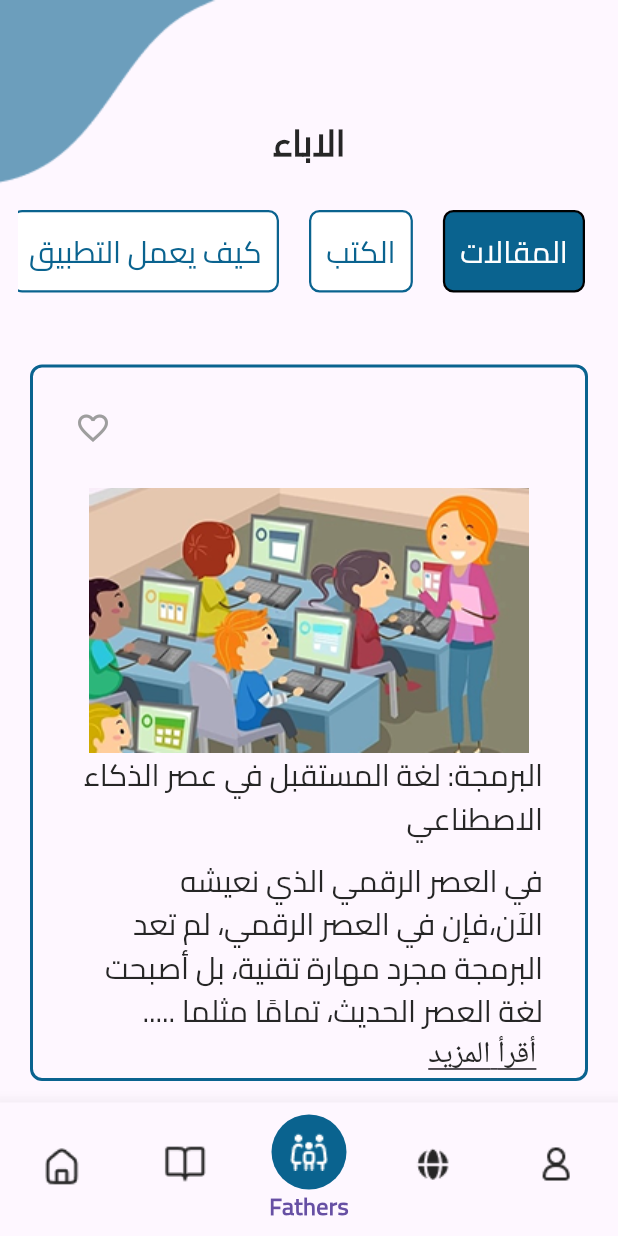
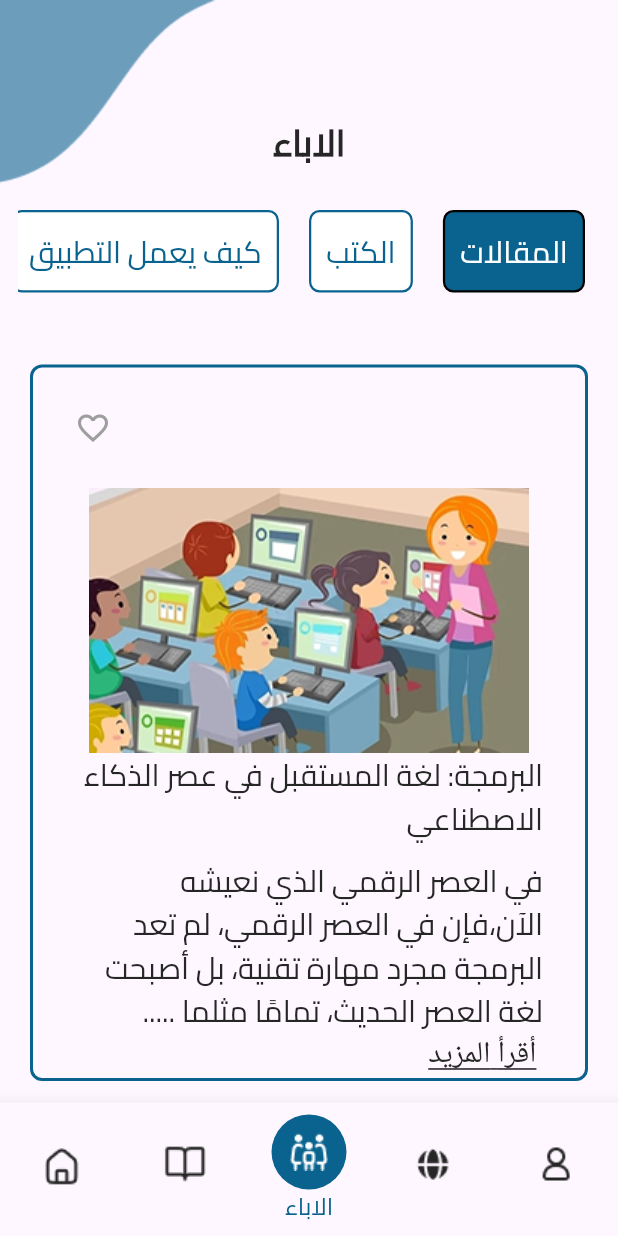
Before and after one commit to Ibrahim8545/Future_Coders, a Flutter app: the MainLayout screen opened by its route, item 3 of the bottom bar chosen, on a phone screen of 412 x 824 dp. Run offline on Flutter 3.47's test engine with Material 3 defaults, Android fonts, the phone set to English and light mode, and no system bars; drawn by our look-alikes of buttons_tabbar; our stand-ins replace flutter_otp_text_field, flutter_screenutil, font_awesome_flutter, smooth_page_indicator, syncfusion_flutter_charts, youtube_player_flutter.

Commit message:
refactoring code

```diff
--- a/lib/core/utils/assets_manager.dart
+++ b/lib/core/utils/assets_manager.dart
@@ -32,6 +32,8 @@ abstract class ImageAssets{
   static const String memory ="$imagePath/memory.png";
   static const String puzzel ="$imagePath/puzzel.png";
   static const String scrabble ="$imagePath/scrabble.png";
+  static const String exit ="$imagePath/exit.png";
+  static const String redImg ="$imagePath/redImg.png";
 
 }
 
--- a/lib/core/utils/components/build_bottom_navigation_bar.dart
+++ b/lib/core/utils/components/build_bottom_navigation_bar.dart
@@ -6,7 +6,8 @@ import 'package:flutter/material.dart';
 
 BottomNavigationBar buildBottomNavigationBar(int currentIndex,changeSelectedIndex) {
   return BottomNavigationBar(
-    selectedLabelStyle: getBoldStyle(color: const Color(0xff0A638F),fontSize: 16),
+    selectedItemColor: ColorManager.primary700,
+    selectedLabelStyle: getMediumStyle(color: ColorManager.primary700,fontSize: 16),
     currentIndex: currentIndex,
     onTap: changeSelectedIndex,
     type: BottomNavigationBarType.fixed,
@@ -15,11 +16,11 @@ BottomNavigationBar buildBottomNavigationBar(int currentIndex,changeSelectedInde
     showUnselectedLabels: false,
     elevation: 10,
     items: [
-      CustomBottomNavBarItem(IconsAssets.icHome, "Home",),
-      CustomBottomNavBarItem(IconsAssets.icCourses, "Courses"),
-      CustomBottomNavBarItem(IconsAssets.icFathers, "Fathers"),
-      CustomBottomNavBarItem(IconsAssets.icCommunity, "Community"),
-      CustomBottomNavBarItem(IconsAssets.icProfile, "Settings"),
+      CustomBottomNavBarItem(IconsAssets.icHome, "الرئيسية",),
+      CustomBottomNavBarItem(IconsAssets.icCourses, "كورساتي"),
+      CustomBottomNavBarItem(IconsAssets.icFathers, "الاباء"),
+      CustomBottomNavBarItem(IconsAssets.icCommunity, "مجتمعنا"),
+      CustomBottomNavBarItem(IconsAssets.icProfile, "الشخصية"),
 
     ],
   );
--- a/lib/features/main/settings/presentation/widgets/custom_container_for_following.dart
+++ b/lib/features/main/settings/presentation/widgets/custom_container_for_following.dart
@@ -5,10 +5,11 @@ import 'package:flutter/material.dart';
 
 class CustomContainerForFollowing extends StatelessWidget {
   const CustomContainerForFollowing(
-      {super.key, required this.title, required this.subTitle});
+      {super.key, required this.title, required this.subTitle, required this.color});
 
   final String title;
   final String subTitle;
+  final Color color;
 
   @override
   Widget build(BuildContext context) {
@@ -16,7 +17,7 @@ class CustomContainerForFollowing extends StatelessWidget {
       padding: const EdgeInsets.symmetric(horizontal: AppPadding.p20),
       height: AppSize.s87,
       decoration: BoxDecoration(
-        color: ColorManager.secondary100,
+        color: color,
         borderRadius: BorderRadius.circular(AppSize.s8),
       ),
       child: Column(
--- a/lib/main.dart
+++ b/lib/main.dart
@@ -17,7 +17,6 @@ class CoursesApp extends StatelessWidget {
       minTextAdapt: true,
       splitScreenMode: true,
       child: MaterialApp(
-        locale: Locale('ar'),
         debugShowCheckedModeBanner: false,
         onGenerateRoute: RouteGenerator.getRoute,
         initialRoute: Routes.onBoardingScreen,
```
Also changed, not shown: lib/features/main/home/presentation/widget/custom_section_course.dart (+12 -6 lines), lib/features/main/settings/presentation/widgets/custom_row_following_and_followers.dart (+6 -5 lines), lib/features/main/settings/settings_tab.dart (+84 -5 lines), assets/images/exit.png (added), assets/images/redImg.png (added).
